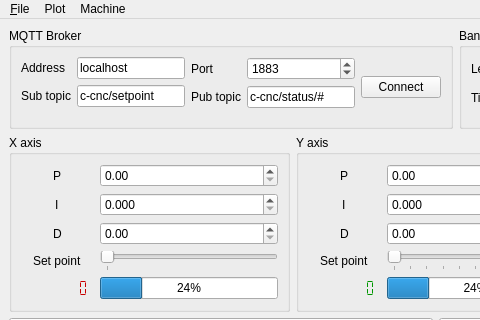
pbosetti/machine_sim, file mainwindow.ui: the form before one commit; both pictures show x 0 to 480 and y 0 to 320 of the 872 by 825 pixel window.
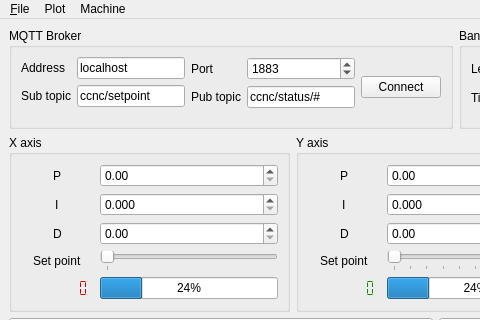
The form after the commit. Custom widgets are drawn as their Qt base class.

Patch:
```diff
--- a/mainwindow.ui
+++ b/mainwindow.ui
@@ -49,7 +49,7 @@
            <item row="1" column="1">
             <widget class="QLineEdit" name="subTopicField">
              <property name="text">
-              <string>c-cnc/setpoint</string>
+              <string>ccnc/setpoint</string>
              </property>
             </widget>
            </item>
@@ -93,7 +93,7 @@
            <item row="1" column="1">
             <widget class="QLineEdit" name="pubTopicField">
              <property name="text">
-              <string>c-cnc/status/#</string>
+              <string>ccnc/status/#</string>
              </property>
             </widget>
            </item>
```
